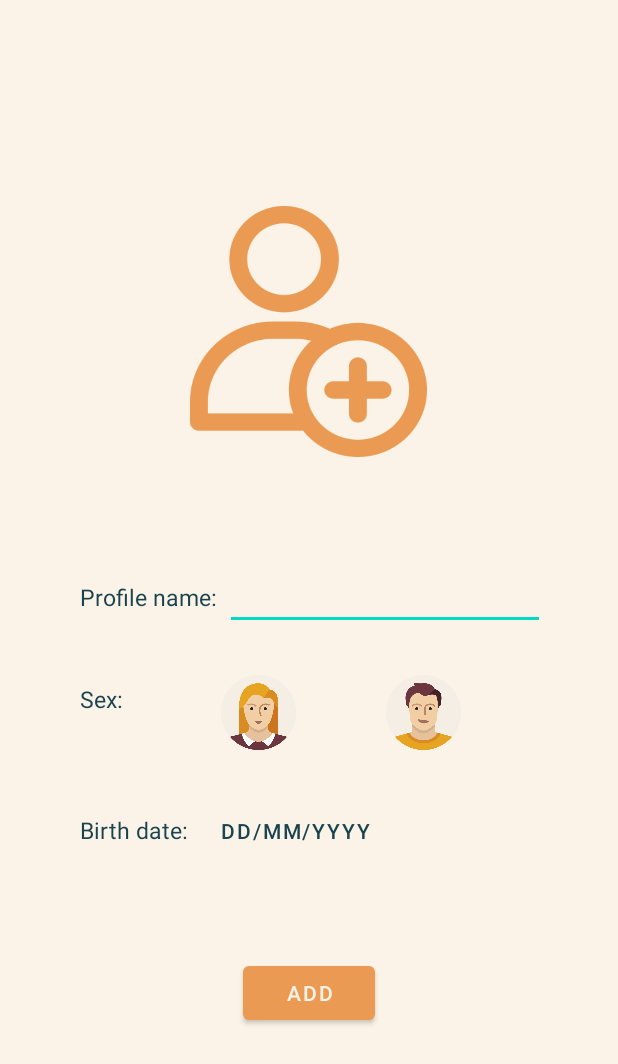
After one commit to JuliaSzymanska/Self-Diagnosis, an Android app: the fragment AddProfile shown on its own in the app's theme, on a phone screen of 412 x 824 dp. The commit adds this screen. Shown: the top 1064 px of the screen. Run offline under Robolectric (Android 15) with nearby library versions, the phone set to English and light mode, and no system bars.

Commit message:
Added fragment

```diff
--- a/Self-Diagnosis/app/build.gradle
+++ b/Self-Diagnosis/app/build.gradle
@@ -36,6 +36,7 @@ dependencies {
     implementation 'androidx.appcompat:appcompat:1.2.0'
     implementation 'com.google.android.material:material:1.2.1'
     implementation 'androidx.constraintlayout:constraintlayout:2.0.4'
+    implementation 'androidx.legacy:legacy-support-v4:1.0.0'
     testImplementation 'junit:junit:4.13.1'
     androidTestImplementation 'androidx.test.ext:junit:1.1.2'
     androidTestImplementation 'androidx.test.espresso:espresso-core:3.3.0'
--- a/Self-Diagnosis/app/src/main/AndroidManifest.xml
+++ b/Self-Diagnosis/app/src/main/AndroidManifest.xml
@@ -1,7 +1,7 @@
 <?xml version="1.0" encoding="utf-8"?>
 <manifest xmlns:android="http://schemas.android.com/apk/res/android"
     package="tech.szymanskazdrzalik.self_diagnosis">
-
+    <uses-permission android:name="android.permission.READ_EXTERNAL_STORAGE"/>
     <uses-permission android:name="android.permission.INTERNET" />
 
     <application
--- /dev/null
+++ b/Self-Diagnosis/app/src/main/java/tech/szymanskazdrzalik/self_diagnosis/AddProfile.java
@@ -0,0 +1,64 @@
+package tech.szymanskazdrzalik.self_diagnosis;
+
+import android.os.Bundle;
+
+import androidx.fragment.app.Fragment;
+
+import android.view.LayoutInflater;
+import android.view.View;
+import android.view.ViewGroup;
+
+/**
+ * A simple {@link Fragment} subclass.
+ * Use the {@link AddProfile#newInstance} factory method to
+ * create an instance of this fragment.
+ */
+public class AddProfile extends Fragment {
+
+    // TODO: Rename parameter arguments, choose names that match
+    // the fragment initialization parameters, e.g. ARG_ITEM_NUMBER
+    private static final String ARG_PARAM1 = "param1";
+    private static final String ARG_PARAM2 = "param2";
+
+    // TODO: Rename and change types of parameters
+    private String mParam1;
+    private String mParam2;
+
+    public AddProfile() {
+        // Required empty public constructor
+    }
+
+    /**
+     * Use this factory method to create a new instance of
+     * this fragment using the provided parameters.
+     *
+     * @param param1 Parameter 1.
+     * @param param2 Parameter 2.
+     * @return A new instance of fragment AddProfile.
+     */
+    // TODO: Rename and change types and number of parameters
+    public static AddProfile newInstance(String param1, String param2) {
+        AddProfile fragment = new AddProfile();
+        Bundle args = new Bundle();
+        args.putString(ARG_PARAM1, param1);
+        args.putString(ARG_PARAM2, param2);
+        fragment.setArguments(args);
+        return fragment;
+    }
+
+    @Override
+    public void onCreate(Bundle savedInstanceState) {
+        super.onCreate(savedInstanceState);
+        if (getArguments() != null) {
+            mParam1 = getArguments().getString(ARG_PARAM1);
+            mParam2 = getArguments().getString(ARG_PARAM2);
+        }
+    }
+
+    @Override
+    public View onCreateView(LayoutInflater inflater, ViewGroup container,
+                             Bundle savedInstanceState) {
+        // Inflate the layout for this fragment
+        return inflater.inflate(R.layout.fragment_add_profile, container, false);
+    }
+}
--- /dev/null
+++ b/Self-Diagnosis/app/src/main/res/layout/fragment_add_profile.xml
@@ -0,0 +1,139 @@
+<?xml version="1.0" encoding="utf-8"?>
+<FrameLayout xmlns:android="http://schemas.android.com/apk/res/android"
+    xmlns:app="http://schemas.android.com/apk/res-auto"
+    xmlns:tools="http://schemas.android.com/tools"
+    android:layout_width="match_parent"
+    android:layout_height="match_parent"
+    android:background="@color/background"
+    tools:context=".AddProfile">
+
+    <LinearLayout
+        android:layout_width="match_parent"
+        android:layout_height="match_parent"
+        android:gravity="center"
+        android:orientation="vertical">
+
+        <Button
+            android:id="@+id/addUserImageView"
+            android:layout_width="158dp"
+            android:layout_height="167dp"
+            android:background="@drawable/add_user_black"
+            app:layout_constraintEnd_toEndOf="parent"
+            app:layout_constraintStart_toStartOf="parent"
+            app:layout_constraintTop_toTopOf="parent" />
+
+        <LinearLayout
+            android:id="@+id/linearLayout"
+            android:layout_width="wrap_content"
+            android:layout_height="wrap_content"
+            android:layout_marginTop="70dp"
+            android:orientation="vertical"
+            app:layout_constraintStart_toStartOf="parent"
+            app:layout_constraintTop_toBottomOf="@+id/addUserImageView">
+
+            <LinearLayout
+                android:id="@+id/profile_name_linear_layout"
+                android:layout_width="wrap_content"
+                android:layout_height="wrap_content"
+                app:layout_constraintStart_toStartOf="parent">
+
+                <TextView
+                    android:id="@+id/profile_name_text_view"
+                    android:layout_width="wrap_content"
+                    android:layout_height="wrap_content"
+                    android:padding="5sp"
+                    android:text="@string/profile_name"
+                    android:textSize="15sp"
+                    app:layout_constraintRight_toRightOf="parent"
+                    app:layout_constraintTop_toBottomOf="@+id/back" />
+
+                <EditText
+                    android:id="@+id/edit_profile_name"
+                    android:layout_width="wrap_content"
+                    android:layout_height="wrap_content"
+                    android:ems="10"
+                    android:inputType="textPersonName"
+                    android:text=""
+                    tools:layout_editor_absoluteX="38dp"
+                    tools:layout_editor_absoluteY="347dp" />
+
+            </LinearLayout>
+
+
+            <LinearLayout
+                android:id="@+id/sex_linear_layout"
+                android:layout_width="wrap_content"
+                android:layout_height="wrap_content"
+                android:layout_marginTop="30dp"
+                app:layout_constraintStart_toStartOf="parent">
+
+                <TextView
+                    android:id="@+id/chosen_profile"
+                    android:layout_width="wrap_content"
+                    android:layout_height="wrap_content"
+                    android:padding="5sp"
+                    android:text="@string/sex"
+                    android:textSize="15sp"
+                    app:layout_constraintRight_toRightOf="parent"
+                    app:layout_constraintTop_toBottomOf="@+id/back" />
+
+                <ImageButton
+                    android:id="@+id/female"
+                    android:layout_width="50dp"
+                    android:layout_height="50dp"
+                    android:layout_marginStart="60dp"
+                    android:background="@android:color/transparent"
+                    android:scaleType="fitCenter"
+                    android:src="@drawable/female" />
+
+                <ImageButton
+                    android:id="@+id/male"
+                    android:layout_width="50dp"
+                    android:layout_height="50dp"
+                    android:layout_marginStart="60dp"
+                    android:background="@android:color/transparent"
+                    android:scaleType="fitCenter"
+                    android:src="@drawable/male" />
+
+            </LinearLayout>
+
+            <LinearLayout
+                android:id="@+id/birth_date_linear_layout"
+                android:layout_width="wrap_content"
+                android:layout_height="wrap_content"
+                android:layout_marginTop="30dp"
+                app:layout_constraintStart_toStartOf="parent">
+
+                <TextView
+                    android:id="@+id/birth_date_text_view"
+                    android:layout_width="wrap_content"
+                    android:layout_height="wrap_content"
+                    android:padding="5sp"
+                    android:text="@string/birth_date"
+                    android:textSize="15sp"
+                    app:layout_constraintRight_toRightOf="parent"
+                    app:layout_constraintTop_toBottomOf="@+id/back" />
+
+                <Button
+                    android:layout_width="wrap_content"
+                    android:layout_height="wrap_content"
+                    android:background="@android:color/transparent"
+                    android:text="@string/dd_mm_yyyy"
+                    android:textColor="@color/text_color" />
+
+            </LinearLayout>
+
+        </LinearLayout>
+
+        <Button
+            android:layout_width="wrap_content"
+            android:layout_height="wrap_content"
+            android:layout_marginTop="60dp"
+            android:text="@string/add"
+            android:textColor="@color/background"
+            app:layout_constraintEnd_toEndOf="parent"
+            app:layout_constraintStart_toStartOf="parent"
+            app:layout_constraintTop_toBottomOf="@+id/linearLayout" />
+    </LinearLayout>
+
+</FrameLayout>
--- a/Self-Diagnosis/app/src/main/res/values/strings.xml
+++ b/Self-Diagnosis/app/src/main/res/values/strings.xml
@@ -13,4 +13,6 @@
     <string name="add">Add</string>
     <string name="diagnosis">Diagnosis</string>
     <string name="type_your_symptoms">Type Your symptoms...</string>
+    <!-- TODO: Remove or change this placeholder text -->
+    <string name="hello_blank_fragment">Hello blank fragment</string>
 </resources>
```
Also changed, not shown: Self-Diagnosis/app/src/main/java/tech/szymanskazdrzalik/self_diagnosis/AddProfileView.java (+23 -3 lines), Self-Diagnosis/app/src/main/res/layout/view_add_profile.xml (deleted, +0 -133 lines).
